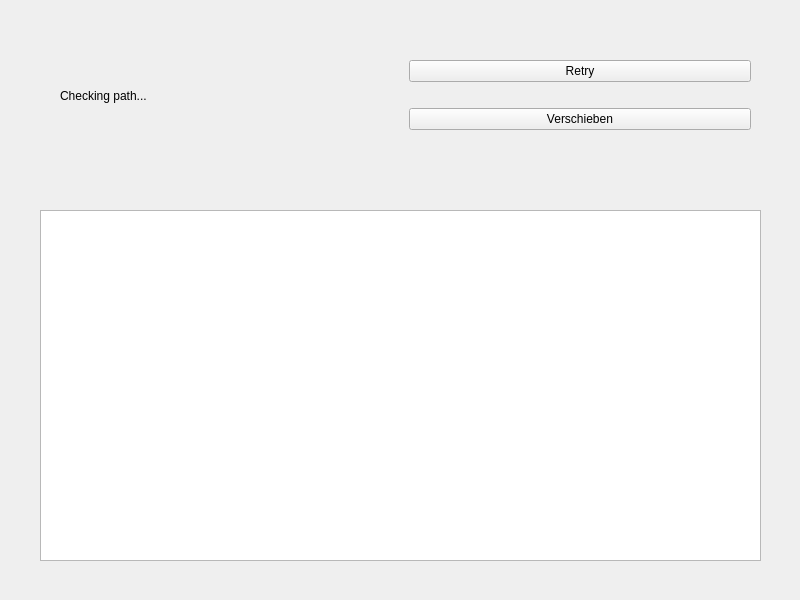
First picture: the form in src/SimplePhotoTransfer.ui, repository WinnetouL/SimplePhotoTransfer, before the edit.
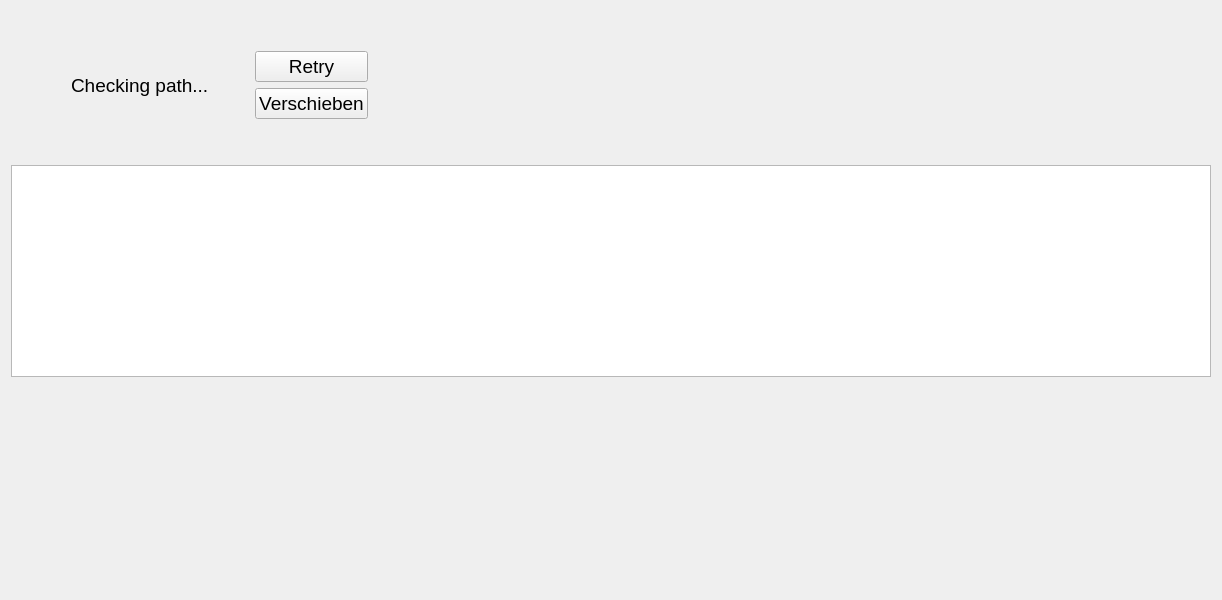
Second picture: the form after the edit.

The edit to the form file:
```diff
--- a/src/SimplePhotoTransfer.ui
+++ b/src/SimplePhotoTransfer.ui
@@ -6,34 +6,97 @@
    <rect>
     <x>0</x>
     <y>0</y>
-    <width>800</width>
+    <width>1218</width>
     <height>600</height>
    </rect>
   </property>
+  <property name="sizePolicy">
+   <sizepolicy hsizetype="Preferred" vsizetype="Preferred">
+    <horstretch>0</horstretch>
+    <verstretch>0</verstretch>
+   </sizepolicy>
+  </property>
+  <property name="baseSize">
+   <size>
+    <width>0</width>
+    <height>0</height>
+   </size>
+  </property>
   <property name="windowTitle">
    <string>SimplePhotoTransfer</string>
   </property>
-  <widget class="QWidget" name="horizontalLayoutWidget">
-   <property name="geometry">
-    <rect>
-     <x>60</x>
-     <y>40</y>
-     <width>691</width>
-     <height>111</height>
-    </rect>
-   </property>
+  <layout class="QVBoxLayout" name="verticalLayout_2">
+   <item>
+    <spacer name="verticalSpacer_3">
+     <property name="orientation">
+      <enum>Qt::Orientation::Vertical</enum>
+     </property>
+     <property name="sizeType">
+      <enum>QSizePolicy::Policy::Fixed</enum>
+     </property>
+     <property name="sizeHint" stdset="0">
+      <size>
+       <width>10</width>
+       <height>40</height>
+      </size>
+     </property>
+    </spacer>
+   </item>
+   <item>
    <layout class="QHBoxLayout" name="horizontalLayout">
+     <item>
+      <spacer name="horizontalSpacer">
+       <property name="orientation">
+        <enum>Qt::Orientation::Horizontal</enum>
+       </property>
+       <property name="sizeType">
+        <enum>QSizePolicy::Policy::Fixed</enum>
+       </property>
+       <property name="sizeHint" stdset="0">
+        <size>
+         <width>60</width>
+         <height>20</height>
+        </size>
+       </property>
+      </spacer>
+     </item>
     <item>
      <widget class="QLabel" name="statusLabel">
+       <property name="font">
+        <font>
+         <pointsize>14</pointsize>
+        </font>
+       </property>
       <property name="text">
        <string>Checking path...</string>
       </property>
      </widget>
     </item>
+     <item>
+      <spacer name="horizontalSpacer_3">
+       <property name="orientation">
+        <enum>Qt::Orientation::Horizontal</enum>
+       </property>
+       <property name="sizeType">
+        <enum>QSizePolicy::Policy::Fixed</enum>
+       </property>
+       <property name="sizeHint" stdset="0">
+        <size>
+         <width>40</width>
+         <height>20</height>
+        </size>
+       </property>
+      </spacer>
+     </item>
     <item>
      <layout class="QVBoxLayout" name="verticalLayout">
       <item>
        <widget class="QPushButton" name="retryButton">
+         <property name="font">
+          <font>
+           <pointsize>14</pointsize>
+          </font>
+         </property>
         <property name="text">
          <string>Retry</string>
         </property>
@@ -44,6 +107,11 @@
         <property name="enabled">
          <bool>true</bool>
         </property>
+         <property name="font">
+          <font>
+           <pointsize>14</pointsize>
+          </font>
+         </property>
         <property name="text">
          <string>Verschieben</string>
         </property>
@@ -51,16 +119,53 @@
       </item>
      </layout>
     </item>
-   </layout>
-  </widget>
+     <item>
+      <spacer name="horizontalSpacer_2">
+       <property name="orientation">
+        <enum>Qt::Orientation::Horizontal</enum>
+       </property>
+       <property name="sizeType">
+        <enum>QSizePolicy::Policy::Expanding</enum>
+       </property>
+       <property name="sizeHint" stdset="0">
+        <size>
+         <width>60</width>
+         <height>20</height>
+        </size>
+       </property>
+      </spacer>
+     </item>
+    </layout>
+   </item>
+   <item>
+    <spacer name="verticalSpacer_2">
+     <property name="orientation">
+      <enum>Qt::Orientation::Vertical</enum>
+     </property>
+     <property name="sizeType">
+      <enum>QSizePolicy::Policy::Fixed</enum>
+     </property>
+     <property name="sizeHint" stdset="0">
+      <size>
+       <width>20</width>
+       <height>40</height>
+      </size>
+     </property>
+    </spacer>
+   </item>
+   <item>
   <widget class="QListWidget" name="imageList">
-   <property name="geometry">
-    <rect>
-     <x>40</x>
-     <y>210</y>
-     <width>721</width>
-     <height>351</height>
-    </rect>
+     <property name="sizePolicy">
+      <sizepolicy hsizetype="MinimumExpanding" vsizetype="Expanding">
+       <horstretch>0</horstretch>
+       <verstretch>0</verstretch>
+      </sizepolicy>
+     </property>
+     <property name="minimumSize">
+      <size>
+       <width>1200</width>
+       <height>0</height>
+      </size>
    </property>
    <property name="selectionMode">
     <enum>QAbstractItemView::SelectionMode::MultiSelection</enum>
@@ -77,10 +182,31 @@
    <property name="resizeMode">
     <enum>QListView::ResizeMode::Fixed</enum>
    </property>
+     <property name="spacing">
+      <number>10</number>
+     </property>
    <property name="viewMode">
     <enum>QListView::ViewMode::IconMode</enum>
    </property>
-  </widget>
+     <property name="itemAlignment">
+      <set>Qt::AlignmentFlag::AlignHCenter</set>
+     </property>
+    </widget>
+   </item>
+   <item>
+    <spacer name="verticalSpacer">
+     <property name="orientation">
+      <enum>Qt::Orientation::Vertical</enum>
+     </property>
+     <property name="sizeHint" stdset="0">
+      <size>
+       <width>20</width>
+       <height>40</height>
+      </size>
+     </property>
+    </spacer>
+   </item>
+  </layout>
  </widget>
  <resources/>
  <connections/>
```
Lines whose indentation alone changed are shown as unchanged.
